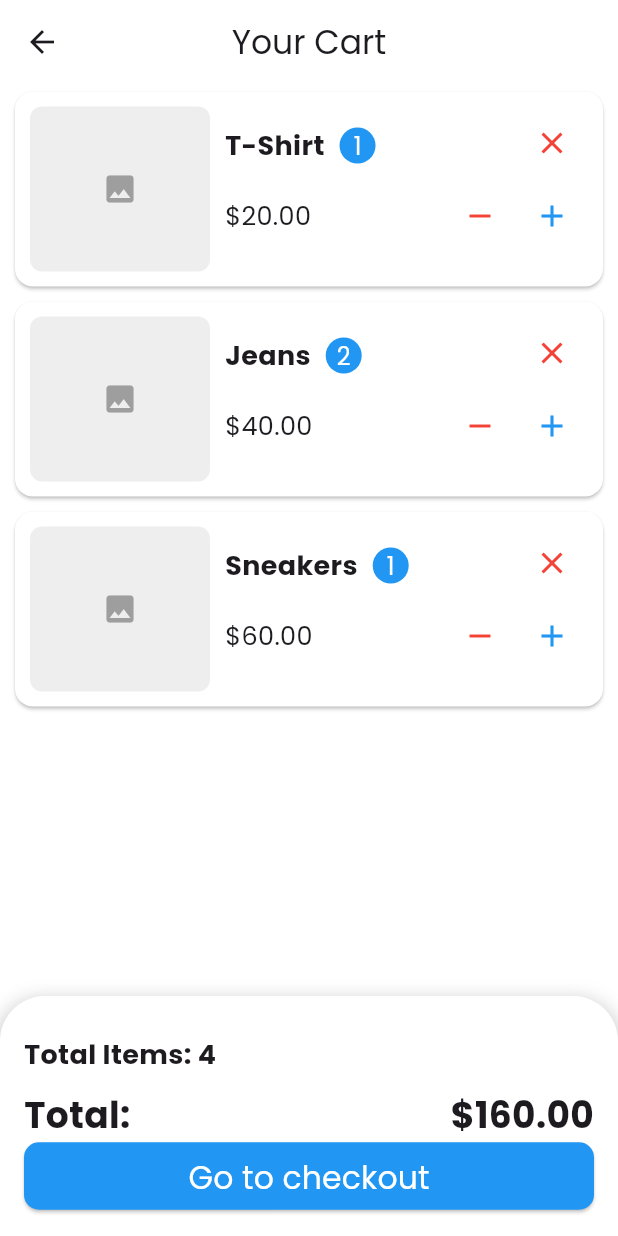
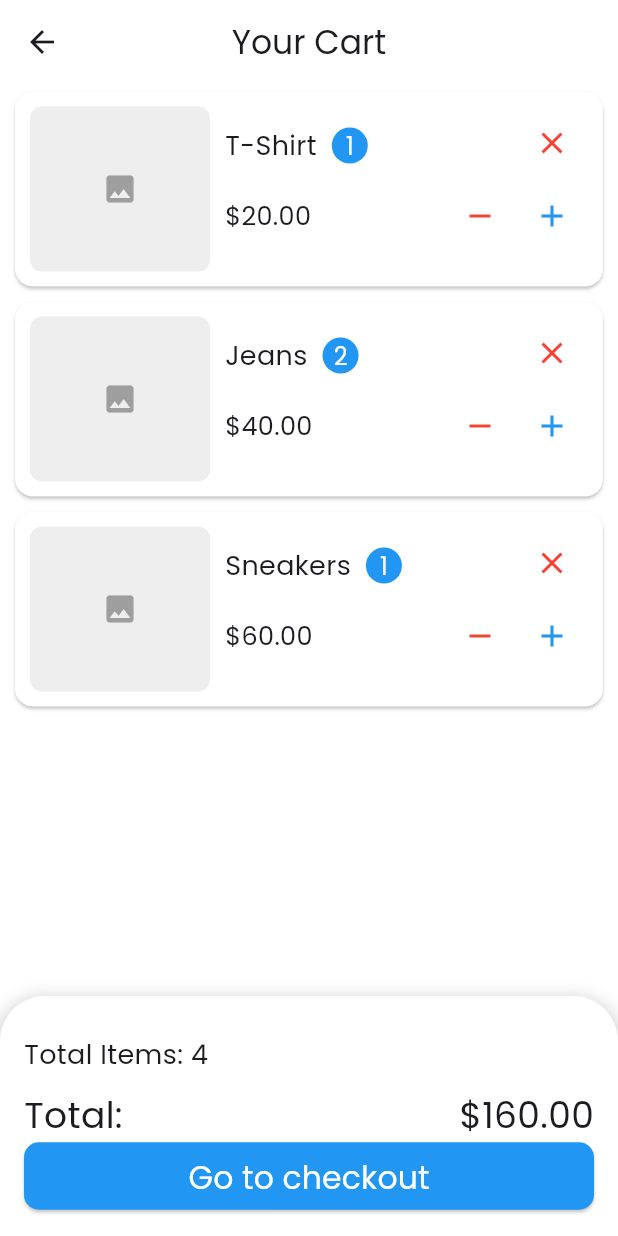
Before and after one commit to hadishamoun1/vesti-app, a Flutter app: the CartScreen screen opened directly, on a phone screen of 412 x 824 dp. Run offline on Flutter 3.47's test engine with Material 3 defaults, Android fonts, the phone set to English and light mode, and no system bars; our stand-ins replace flutter_map, geocoding, geolocator, image_picker, jwt_decoder, latlong2 and 3 more; missing offline and left inert: flutter_background_geolocation; accounts and stored records are empty.

Commit message:
Chnaged font weight for cart page

```diff
--- a/lib/screens/Cart.dart
+++ b/lib/screens/Cart.dart
@@ -125,7 +125,7 @@ class _CartScreenState extends State<CartScreen> {
                                           cartItems[index].name,
                                           style: TextStyle(
                                               fontSize: 18,
-                                              fontWeight: FontWeight.bold),
+                                              fontWeight: FontWeight.w500),
                                         ),
                                         SizedBox(width: 10),
                                         // CircleAvatar showing the quantity beside the name
@@ -220,7 +220,7 @@ class _CartScreenState extends State<CartScreen> {
                   padding: const EdgeInsets.fromLTRB(0, 10, 0, 0),
                   child: Text(
                     'Total Items: $totalItems',
-                    style: TextStyle(fontSize: 18, fontWeight: FontWeight.bold),
+                    style: TextStyle(fontSize: 18, fontWeight: FontWeight.w500),
                   ),
                 ),
                 SizedBox(height: 10),
@@ -230,12 +230,12 @@ class _CartScreenState extends State<CartScreen> {
                     Text(
                       'Total: ',
                       style:
-                          TextStyle(fontSize: 24, fontWeight: FontWeight.bold),
+                          TextStyle(fontSize: 24, fontWeight: FontWeight.w500),
                     ),
                     Text(
                       '\$${totalPrice.toStringAsFixed(2)}',
                       style:
-                          TextStyle(fontSize: 24, fontWeight: FontWeight.bold),
+                          TextStyle(fontSize: 24, fontWeight: FontWeight.w500),
                     ),
                   ],
                 ),
```
